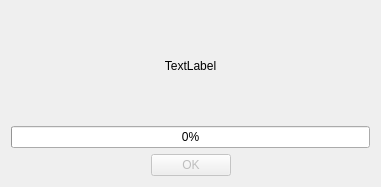
quitejonny/godirec, file godirec/data/ui/progressDialog.ui: the form before one commit.
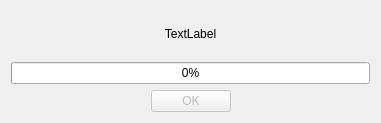
The form after the commit.

Commit message: fine tuning error handling and error message

```diff
--- a/godirec/data/ui/progressDialog.ui
+++ b/godirec/data/ui/progressDialog.ui
@@ -7,7 +7,7 @@
     <x>0</x>
     <y>0</y>
     <width>381</width>
-    <height>187</height>
+    <height>123</height>
    </rect>
   </property>
   <property name="windowTitle">
```
The commit also changes 2 other files.
